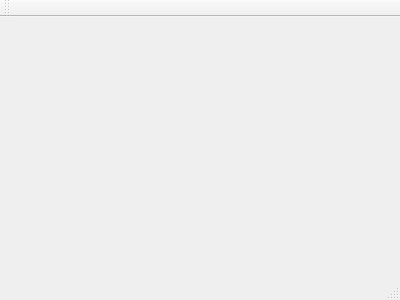
Old version of the form Impuls/mainwindow.ui in the repository Agrowal/Impuls.
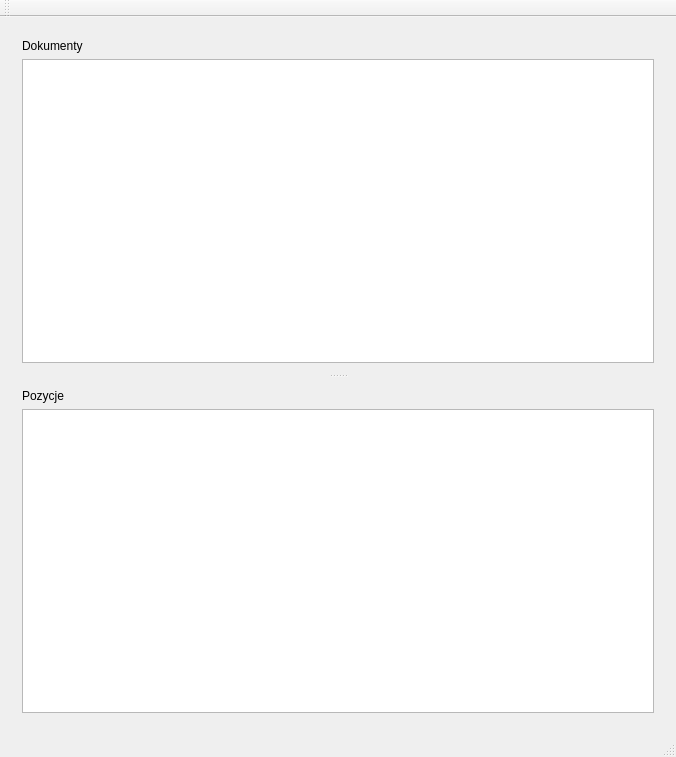
New version of the form.

Diff of the .ui file:
```diff
--- a/Impuls/mainwindow.ui
+++ b/Impuls/mainwindow.ui
@@ -1,24 +1,77 @@
 <ui version="4.0">
  <class>MainWindow</class>
- <widget class="QMainWindow" name="MainWindow" >
-  <property name="geometry" >
+ <widget class="QMainWindow" name="MainWindow">
+  <property name="geometry">
    <rect>
     <x>0</x>
     <y>0</y>
-    <width>400</width>
-    <height>300</height>
+    <width>676</width>
+    <height>757</height>
    </rect>
   </property>
   <property name="windowTitle" >
    <string>MainWindow</string>
   </property>
-  <widget class="QMenuBar" name="menuBar" />
-  <widget class="QToolBar" name="mainToolBar" />
-  <widget class="QWidget" name="centralWidget" />
-  <widget class="QStatusBar" name="statusBar" />
+  <widget class="QWidget" name="centralWidget">
+   <layout class="QVBoxLayout" name="verticalLayout_3">
+    <item>
+     <widget class="QSplitter" name="splitter">
+      <property name="orientation">
+       <enum>Qt::Vertical</enum>
+      </property>
+      <widget class="QWidget" name="verticalLayoutWidget_2">
+       <layout class="QVBoxLayout" name="verticalLayout">
+        <item>
+         <widget class="QLabel" name="label">
+          <property name="text">
+           <string>Dokumenty</string>
+          </property>
+         </widget>
+        </item>
+        <item>
+         <widget class="QTableView" name="tableView"/>
+        </item>
+       </layout>
+      </widget>
+      <widget class="QWidget" name="verticalLayoutWidget">
+       <layout class="QVBoxLayout" name="verticalLayout_2">
+        <item>
+         <widget class="QLabel" name="label_2">
+          <property name="text">
+           <string>Pozycje</string>
+          </property>
+         </widget>
+        </item>
+        <item>
+         <widget class="QTableView" name="tableView_2"/>
+        </item>
+       </layout>
+      </widget>
+     </widget>
+    </item>
+   </layout>
+  </widget>
+  <widget class="QMenuBar" name="menuBar">
+   <property name="geometry">
+    <rect>
+     <x>0</x>
+     <y>0</y>
+     <width>676</width>
+     <height>21</height>
+    </rect>
+   </property>
+  </widget>
+  <widget class="QToolBar" name="mainToolBar">
+   <attribute name="toolBarArea">
+    <enum>TopToolBarArea</enum>
+   </attribute>
+   <attribute name="toolBarBreak">
+    <bool>false</bool>
+   </attribute>
+  </widget>
+  <widget class="QStatusBar" name="statusBar"/>
  </widget>
- <layoutDefault spacing="6" margin="11" />
- <pixmapfunction></pixmapfunction>
+ <layoutdefault spacing="6" margin="11"/>
  <resources/>
  <connections/>
 </ui>
```
Left out of the diff: 3 changed lines with no effect on the pictures.
